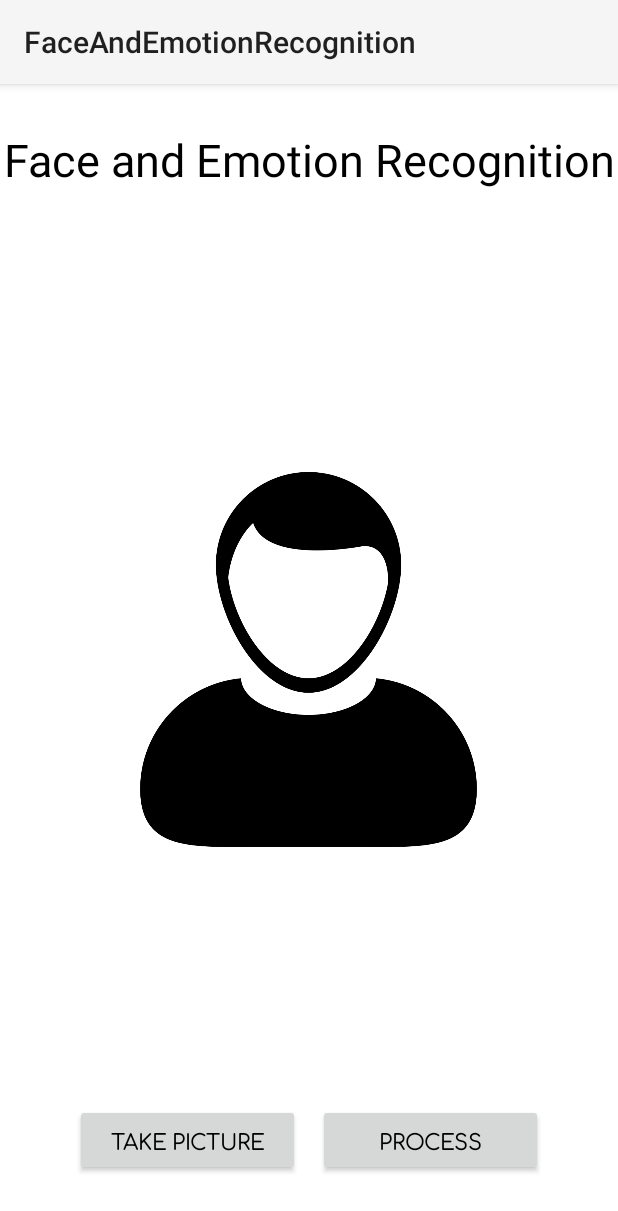
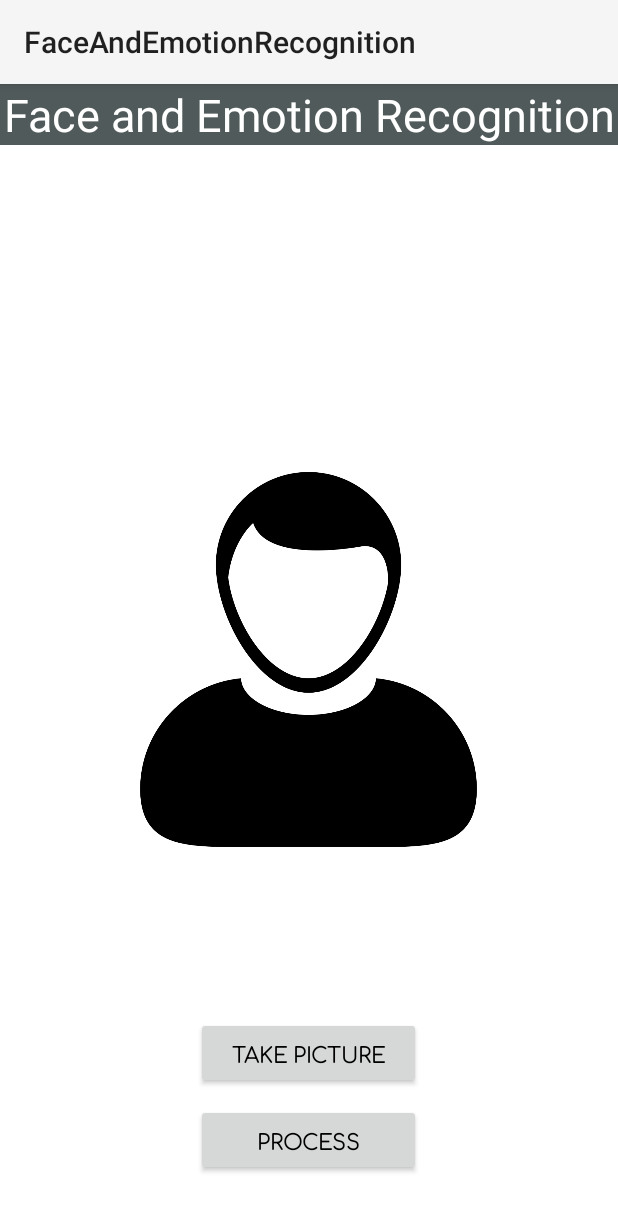
Before and after one commit to CesarSamanez/ProyectoArquitecturaDeComputadoras-Android, an Android app: the screen it shows after launch (MainActivity), on a phone screen of 412 x 824 dp. Shown: the top 1211 px of the screen. Run offline under Robolectric (Android 15) with nearby library versions, the phone set to English and light mode, and no system bars; libraries missing offline, so code that uses them is left out: com.microsoft.projectoxford; Roboto replaces fonts that are not available here; 1 statement that could not run was skipped.

Commit message:
Interfaz alterna

```diff
--- a/app/src/main/AndroidManifest.xml
+++ b/app/src/main/AndroidManifest.xml
@@ -26,7 +26,7 @@
         <activity
             android:name=".MainActivity"
             android:screenOrientation="portrait">
-            >
+
             <intent-filter>
                 <action android:name="android.intent.action.MAIN" />
 
--- a/app/src/main/res/layout/activity_main.xml
+++ b/app/src/main/res/layout/activity_main.xml
@@ -5,19 +5,18 @@
     android:layout_width="match_parent"
     android:layout_height="match_parent"
     android:background="#ffffff"
-    android:orientation="horizontal"
+    android:orientation="vertical"
     tools:context=".MainActivity">
 
     <TextView
         android:layout_width="match_parent"
         android:layout_height="wrap_content"
-        android:layout_marginTop="30dp"
         android:fontFamily="@font/candal"
         android:text="Face and Emotion Recognition"
         android:textAlignment="center"
-        android:textColor="#000000"
-        android:textSize="30dp"
-        />
+        android:textColor="#FFFFFF"
+        android:background="#515A5A"
+        android:textSize="30dp"/>
 
     <ImageView
         android:id="@+id/imageView"
@@ -39,10 +38,10 @@
         android:id="@+id/takePic"
         android:layout_width="150dp"
         android:layout_height="wrap_content"
-        android:layout_alignParentBottom="true"
-        android:layout_marginLeft="50dp"
-        android:layout_marginBottom="40dp"
         android:fontFamily="@font/comfortaa_light"
+        android:layout_above="@id/processClick"
+        android:layout_centerHorizontal="true"
+        android:layout_marginBottom="10dp"
         android:textColor="#000000"
         android:textStyle="bold"
         android:text="Take Picture" />
@@ -51,11 +50,10 @@
         android:id="@+id/processClick"
         android:layout_width="150dp"
         android:layout_height="wrap_content"
-        android:layout_marginBottom="40dp"
-        android:layout_marginRight="50dp"
         android:fontFamily="@font/comfortaa_light"
         android:layout_alignParentBottom="true"
-        android:layout_alignParentRight="true"
+        android:layout_centerHorizontal="true"
+        android:layout_marginBottom="40dp"
         android:textColor="#000000"
         android:textStyle="bold"
         android:text="Process" />
--- a/app/src/main/res/layout/listview_layout.xml
+++ b/app/src/main/res/layout/listview_layout.xml
@@ -39,7 +39,8 @@
                     android:id="@+id/imgThumb"
                     android:layout_width="250dp"
                     android:layout_height="250dp"
-                    android:layout_gravity="center" />
+                    android:layout_gravity="center"
+                    android:background="@drawable/borde"/>
 
                 <RelativeLayout
                     android:layout_width="match_parent"
```
Also changed, not shown: app/src/main/res/drawable-v24/borde.xml (+5 -5 lines), app/src/main/res/layout/activity_result.xml (+6 -6 lines), app/build.gradle (line endings or trailing spaces).
